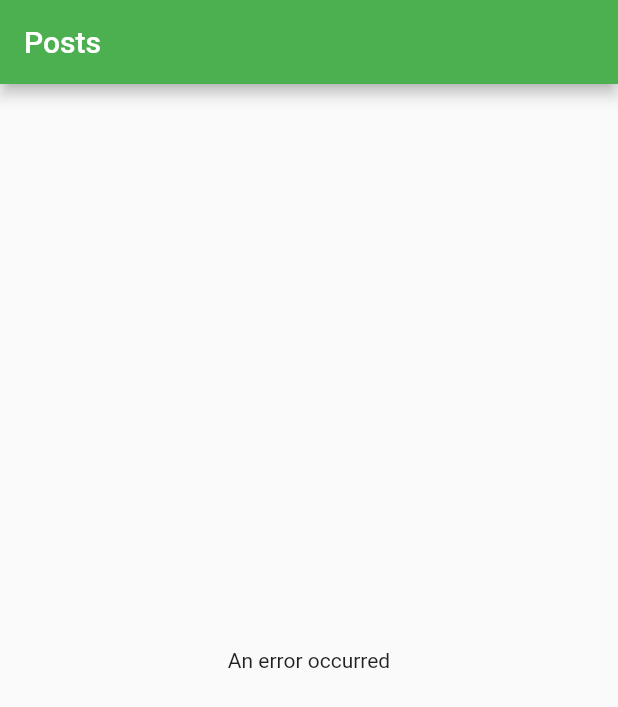
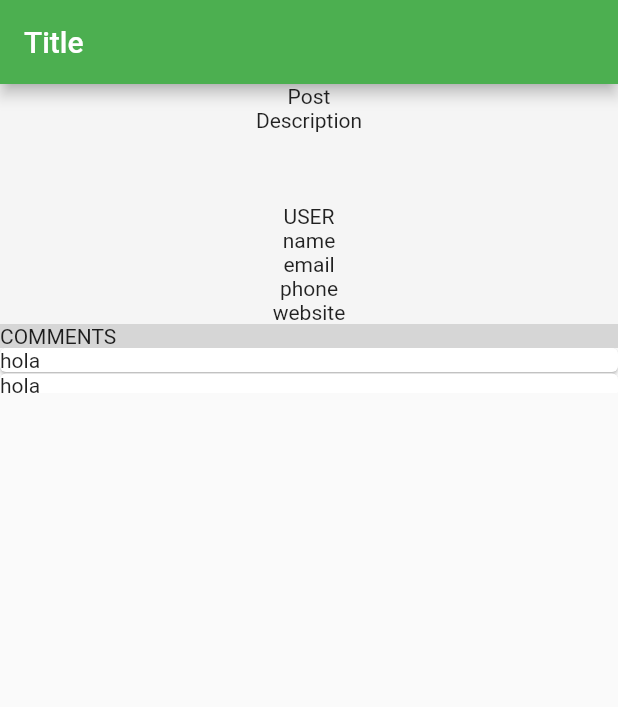
Before and after one commit to Ryss-D/posts_reader, a Flutter app: the screen it shows after launch, on a phone screen of 412 x 824 dp. Shown: the top 707 px of the screen. Run offline on Flutter 3.47's test engine with Material 2 defaults, Android fonts, the phone set to English and light mode, and no system bars; our stand-ins replace sqflite; accounts and stored records are empty.

Commit message:
feat: updated basic ui estructure

```diff
--- a/lib/business_logic/providers/posts.dart
+++ b/lib/business_logic/providers/posts.dart
@@ -1,5 +1,4 @@
 import 'package:flutter/material.dart';
-import 'package:provider/provider.dart';
 
 import '../../data/models/post.dart';
 
@@ -12,7 +11,9 @@
   Posts(this._posts);
 
   Future<List<Post>> fetchPosts() async {
-    return <Post>[];
+    return _posts = <Post>[
+      Post(userId: 1, id: 1, title: 'Title', body: 'body', isFavorite: true),
+    ];
   }
 
   Future<void> removePost() async {}
--- a/lib/main.dart
+++ b/lib/main.dart
@@ -24,10 +24,11 @@
         theme: ThemeData(
           primarySwatch: Colors.green,
         ),
-        home: PostsListScreen(),
+        //home: PostsListScreen(),
+        home: PostDetailScreen(),
         routes: {
           PostsListScreen.routeName: (context) => PostsListScreen(),
-          //PostDetailScreen.routeName: (context) => PostDetailScreen(),
+          PostDetailScreen.routeName: (context) => PostDetailScreen(),
         },
       ),
     );
--- a/lib/presentation/screens/post_detail.dart
+++ b/lib/presentation/screens/post_detail.dart
@@ -1,28 +1,61 @@
-// import 'package:flutter/material.dart';
-// import 'package:provider/provider.dart';
+import 'package:flutter/material.dart';
+import 'package:posts_reader/presentation/widgets/author_information.dart';
+import 'package:posts_reader/presentation/widgets/post_comments.dart';
+import 'package:posts_reader/presentation/widgets/post_information.dart';
+import 'package:provider/provider.dart';
 
-// import '../widgets/post_list_item.dart';
-// import '../../business_logic/providers/posts.dart';
+import '../widgets/post_list_item.dart';
+import '../../business_logic/providers/posts.dart';
 
-// class PostDetailScreen extends StatefulWidget{
-// static const routeName = '/posts_list';
+class PostDetailScreen extends StatefulWidget {
+  static const routeName = '/posts_list';
 
-// @override
-// _PostDetailScreenState createState() => _PostDetailScreenState();
+  @override
+  _PostDetailScreenState createState() => _PostDetailScreenState();
+}
 
-// }
-
-// class _PostDetailScreenState extends State<PostDetailScreen>{
-// @override
-//   Widget build(BuildContext context) {
+class _PostDetailScreenState extends State<PostDetailScreen> {
+  @override
+  Widget build(BuildContext context) {
 //     //final ordersData = Provider.of<Orders>(context);
-//     return Scaffold(
-//         appBar: AppBar(
-//           title: Text('Posts'),
-//         ),
-//         body: FutureBuilder(
-//             future: _postsFuture,
-//             builder: (context, dataSnapshot) {
+    return Scaffold(
+      appBar: AppBar(
+        title: Text('Title'),
+      ),
+      body: Column(
+        children: [
+          PostInformation(
+            title: 'Post',
+            description: 'Description',
+          ),
+          AuthorInformation(
+            name: 'name',
+            email: 'email',
+            phone: 'phone',
+            website: 'website',
+          ),
+          PostsComments(
+            comments: [
+              'hola',
+              'hola',
+              'hola',
+              'hola',
+              'hola',
+              'hola',
+              'hola',
+              'hola',
+              'hola',
+              'hola',
+            ],
+          ),
+        ],
+      ),
+    );
+  }
+}
+        // body: FutureBuilder(
+            // future: _postsFuture,
+            // builder: (context, dataSnapshot) {
 //               // dataSnapshot is the current state of future
 //               if (dataSnapshot.connectionState == ConnectionState.waiting) {
 //                 return Center(child: CircularProgressIndicator());
--- a/lib/presentation/screens/posts_list_screen.dart
+++ b/lib/presentation/screens/posts_list_screen.dart
@@ -20,21 +20,35 @@
     super.initState();
   }
 
-  @override
   Widget build(BuildContext context) {
     //final ordersData = Provider.of<Orders>(context);
-    return Scaffold(
+    return DefaultTabController(
+      initialIndex: 0,
+      length: 2,
+      child: Scaffold(
         appBar: AppBar(
-        title: Text('Posts'),
+          title: const Text('Posts'),
+          bottom: const TabBar(
+            tabs: <Widget>[
+              Tab(
+                text: 'All',
               ),
-      body: FutureBuilder(
+              Tab(
+                text: 'Favorites',
+              ),
+            ],
+          ),
+        ),
+        body: TabBarView(
+          children: [
+            FutureBuilder(
               future: _postsFuture,
               builder: (context, dataSnapshot) {
                 // dataSnapshot is the current state of future
                 if (dataSnapshot.connectionState == ConnectionState.waiting) {
                   return Center(child: CircularProgressIndicator());
                 } else {
-            if (dataSnapshot.error == null) {
+                  if (dataSnapshot.error != null) {
                     return Center(child: Text('An error occurred'));
                     //TODO: Error handling
                   } else {
@@ -48,6 +62,10 @@
                 }
               },
             ),
+            Container(),
+          ],
+        ),
+      ),
     );
   }
 }
--- /dev/null
+++ b/lib/presentation/widgets/author_information.dart
@@ -0,0 +1,31 @@
+import 'package:flutter/material.dart';
+
+class AuthorInformation extends StatelessWidget {
+  final String name;
+  final String email;
+  final String phone;
+  final String website;
+
+  AuthorInformation({
+    required this.name,
+    required this.email,
+    required this.phone,
+    required this.website,
+  });
+  @override
+  Widget build(BuildContext context) {
+    return Container(
+      width: double.infinity,
+      color: Colors.grey[100],
+      child: Column(
+        children: [
+          Text('USER'),
+          Text(name),
+          Text(email),
+          Text(phone),
+          Text(website),
+        ],
+      ),
+    );
+  }
+}
--- a/lib/presentation/widgets/post_comments.dart
+++ b/lib/presentation/widgets/post_comments.dart
@@ -0,0 +1,38 @@
+import 'package:flutter/material.dart';
+
+class PostsComments extends StatelessWidget {
+  final List<String> comments;
+  PostsComments({
+    required this.comments,
+  });
+
+  @override
+  Widget build(BuildContext context) {
+    return Container(
+      height: 80,
+      child: Column(
+        children: [
+          Container(
+            width: double.infinity,
+            color: Colors.grey[350],
+            child: Text('COMMENTS'),
+          ),
+          Container(
+            height: 30,
+            child: ListView.builder(
+              itemBuilder: (context, index) {
+                return Card(
+                  margin: EdgeInsets.only(bottom: 1),
+                  child: Text(
+                    comments[index],
+                  ),
+                );
+              },
+              itemCount: comments.length,
+            ),
+          ),
+        ],
+      ),
+    );
+  }
+}
--- /dev/null
+++ b/lib/presentation/widgets/post_information.dart
@@ -0,0 +1,21 @@
+import 'package:flutter/material.dart';
+
+class PostInformation extends StatelessWidget {
+  final String title;
+  final String description;
+  PostInformation({required this.title, required this.description});
+  @override
+  Widget build(BuildContext context) {
+    return Container(
+      height: 80,
+      width: double.infinity,
+      color: Colors.grey[100],
+      child: Column(
+        children: [
+          Text(title),
+          Text(description),
+        ],
+      ),
+    );
+  }
+}
--- a/lib/presentation/widgets/post_list_item.dart
+++ b/lib/presentation/widgets/post_list_item.dart
@@ -66,12 +66,17 @@
       child: Card(
         margin: EdgeInsets.symmetric(
           vertical: 4,
-          horizontal: 15,
+          horizontal: 5,
         ),
         child: Padding(
           padding: EdgeInsets.all(8),
           child: ListTile(
-            leading: isFavorite ? Icon(Icons.star) : SizedBox(),
+            leading: isFavorite
+                ? Icon(
+                    Icons.star,
+                    color: Colors.amber,
+                  )
+                : Icon(Icons.outlined_flag),
             title: Text(description),
             trailing: Icon(Icons.navigate_next),
           ),
```
Also changed, not shown: lib/presentation/widgets/autor_information.dart (deleted), lib/presentation/widgets/post_description.dart (deleted). Lines whose indentation alone changed are shown as unchanged.
